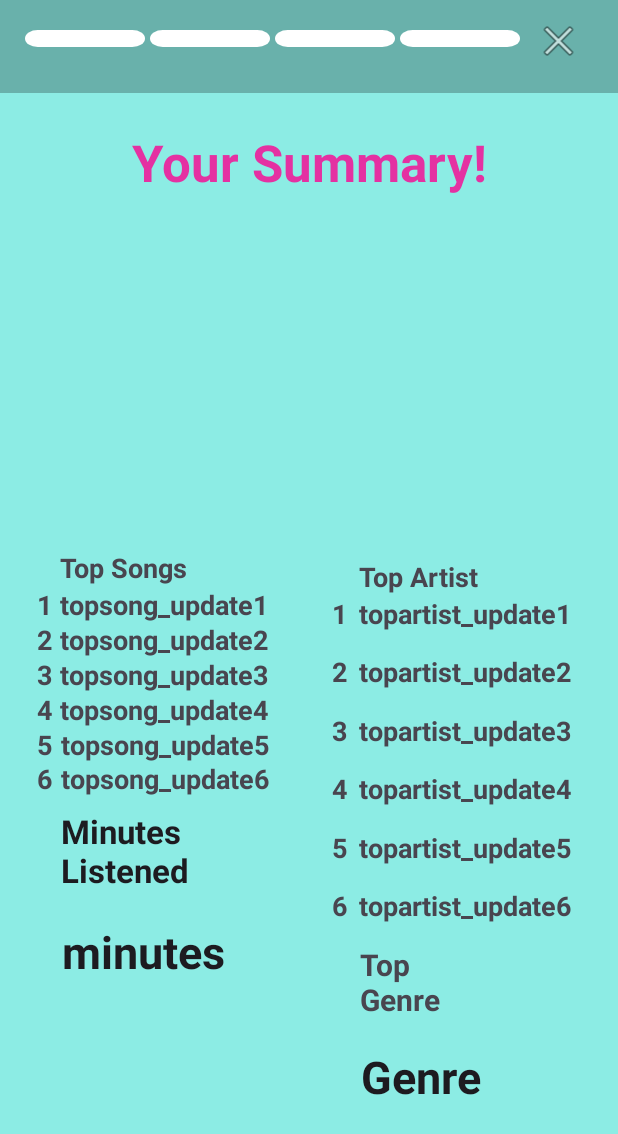
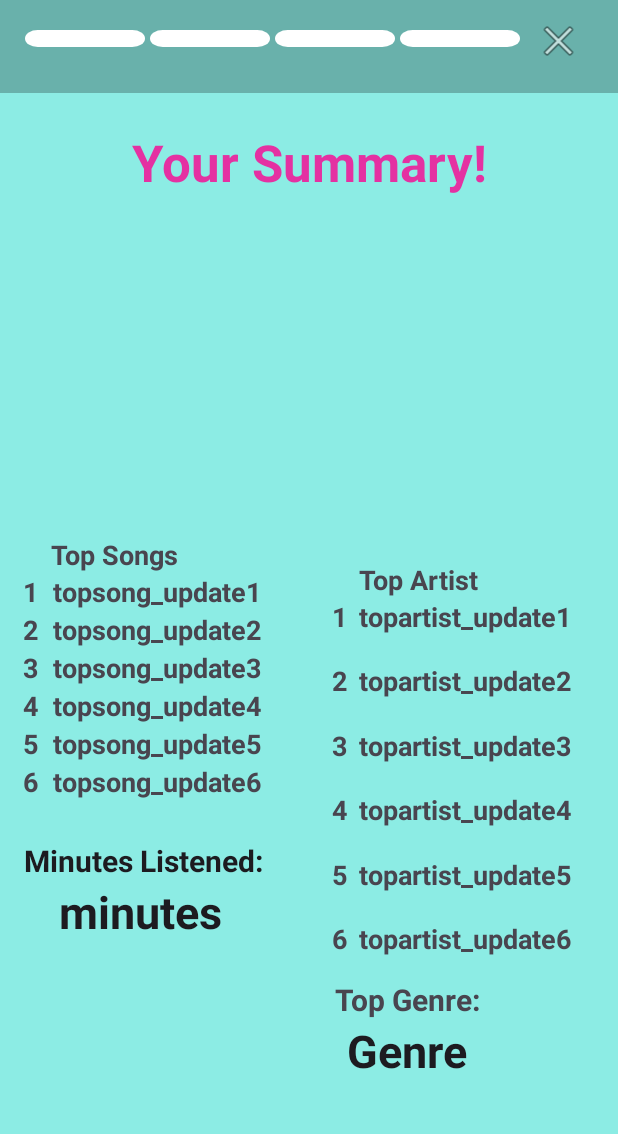
Before and after one commit to tkim602/spotify-wrapped, an Android app: the Summary screen opened directly, with no data from a screen before it, on a phone screen of 412 x 824 dp. Shown: the top 1134 px of the screen. Run offline under Robolectric (Android 15) with nearby library versions, the phone set to English and light mode, and no system bars; our stand-ins replace Room's generated code; libraries missing offline, so code that uses them is left out: org.checkerframework.checker; pictures from the network do not load; 4 statements that could not run were skipped.

Commit message:
SummaryUIoverflowFIX

```diff
--- a/app/src/main/res/layout/summary.xml
+++ b/app/src/main/res/layout/summary.xml
@@ -72,10 +72,10 @@
             android:textStyle="bold"
             app:layout_constraintBottom_toBottomOf="parent"
             app:layout_constraintEnd_toEndOf="parent"
-            app:layout_constraintHorizontal_bias="0.136"
+            app:layout_constraintHorizontal_bias="0.129"
             app:layout_constraintStart_toStartOf="parent"
             app:layout_constraintTop_toBottomOf="@+id/minutesListened"
-            app:layout_constraintVertical_bias="0.104" />
+            app:layout_constraintVertical_bias="0.0" />
 
         <TextView
             android:id="@+id/genretobeupdated"
@@ -87,25 +87,26 @@
             android:textStyle="bold"
             app:layout_constraintBottom_toBottomOf="@+id/nextButton"
             app:layout_constraintEnd_toEndOf="parent"
-            app:layout_constraintHorizontal_bias="0.724"
+            app:layout_constraintHorizontal_bias="0.696"
             app:layout_constraintStart_toStartOf="parent"
             app:layout_constraintTop_toBottomOf="@+id/topGenre"
-            app:layout_constraintVertical_bias="0.168" />
+            app:layout_constraintVertical_bias="0.0" />
 
         <TextView
             android:id="@+id/minutesListened"
             android:layout_width="wrap_content"
             android:layout_height="wrap_content"
-            android:layout_marginTop="192dp"
-            android:text="Minutes\nListened"
+            android:layout_marginTop="5dp"
+            android:text="Minutes Listened:"
             android:textAppearance="@style/TextAppearance.AppCompat.Large"
+            android:textSize="20sp"
             android:textStyle="bold"
             app:layout_constraintBottom_toBottomOf="parent"
             app:layout_constraintEnd_toEndOf="parent"
-            app:layout_constraintHorizontal_bias="0.125"
+            app:layout_constraintHorizontal_bias="0.064"
             app:layout_constraintStart_toStartOf="parent"
-            app:layout_constraintTop_toBottomOf="@+id/artistImage"
-            app:layout_constraintVertical_bias="0.0" />
+            app:layout_constraintTop_toBottomOf="@id/c1"
+            app:layout_constraintVertical_bias="0.08" />
 
         <TextView
             android:id="@+id/topArtistTitle"
@@ -122,31 +123,17 @@
             app:layout_constraintVertical_bias="0.095" />
 
         <TextView
-            android:id="@+id/TopSongTitle"
-            android:layout_width="wrap_content"
-            android:layout_height="wrap_content"
-            android:text="Top Songs"
-            android:textAppearance="@style/TextAppearance.AppCompat.Medium"
-            android:textStyle="bold"
-            app:layout_constraintBottom_toTopOf="@+id/minutesListened"
-            app:layout_constraintEnd_toEndOf="parent"
-            app:layout_constraintHorizontal_bias="0.123"
-            app:layout_constraintStart_toStartOf="parent"
-            app:layout_constraintTop_toBottomOf="@+id/artistImage"
-            app:layout_constraintVertical_bias="0.110000014" />
-
-        <TextView
             android:id="@+id/topGenre"
             android:layout_width="wrap_content"
             android:layout_height="wrap_content"
             android:layout_marginBottom="144dp"
-            android:text="Top\nGenre"
+            android:text="Top Genre:"
             android:textAppearance="@style/TextAppearance.AppCompat.Medium"
-            android:textSize="20dp"
+            android:textSize="20sp"
             android:textStyle="bold"
             app:layout_constraintBottom_toBottomOf="@+id/nextButton"
             app:layout_constraintEnd_toEndOf="parent"
-            app:layout_constraintHorizontal_bias="0.669"
+            app:layout_constraintHorizontal_bias="0.708"
             app:layout_constraintStart_toStartOf="parent"
             app:layout_constraintTop_toBottomOf="@+id/artistImage"
             app:layout_constraintVertical_bias="1.0" />
@@ -209,7 +196,7 @@
 
         <ImageButton
             android:id="@+id/nextButton"
-            android:layout_width="200dp"
+            android:layout_width="100dp"
             android:layout_height="0dp"
             android:background="@null"
             app:layout_constraintBottom_toBottomOf="parent"
@@ -303,35 +290,196 @@
             app:layout_constraintTop_toBottomOf="@+id/topArtistTitle"
             app:layout_constraintVertical_bias="0.937" />
 
+        <androidx.constraintlayout.widget.ConstraintLayout
+            android:id="@+id/c1"
+            android:layout_width="wrap_content"
+            android:layout_height="wrap_content"
+            android:layout_marginTop="10dp"
+            app:layout_constraintEnd_toEndOf="parent"
+            app:layout_constraintHorizontal_bias="0.067"
+            app:layout_constraintStart_toStartOf="parent"
+            app:layout_constraintTop_toBottomOf="@+id/artistImage">
+
+            <TextView
+                android:id="@+id/TopSongTitle"
+                android:layout_width="wrap_content"
+                android:layout_height="wrap_content"
+                android:text="Top Songs"
+                android:textAppearance="@style/TextAppearance.AppCompat.Medium"
+                android:textStyle="bold"
+                app:layout_constraintBottom_toTopOf="@+id/topsong_update1"
+                app:layout_constraintEnd_toEndOf="parent"
+                app:layout_constraintHorizontal_bias="0.2"
+                app:layout_constraintStart_toStartOf="parent"
+                app:layout_constraintTop_toTopOf="parent"
+                app:layout_constraintVertical_bias="1.0" />
+
+            <TextView
+                android:id="@+id/topsong_update1"
+                android:layout_width="160dp"
+                android:layout_height="wrap_content"
+                android:layout_marginTop="24dp"
+                android:ellipsize="end"
+                android:maxLines="2"
+                android:text="topsong_update1"
+                android:textSize="18dp"
+                android:textStyle="bold"
+                app:layout_constraintBottom_toTopOf="@+id/topsong_update2"
+                app:layout_constraintEnd_toEndOf="parent"
+                app:layout_constraintStart_toEndOf="@+id/topsong1"
+                app:layout_constraintTop_toTopOf="parent"
+                app:layout_constraintVertical_bias="0.57" />
+
             <TextView
                 android:id="@+id/topsong1"
                 android:layout_width="wrap_content"
                 android:layout_height="wrap_content"
+                android:layout_marginEnd="10dp"
                 android:text="1"
                 android:textSize="18dp"
                 android:textStyle="bold"
-            app:layout_constraintBottom_toTopOf="@+id/minutesListened"
-            app:layout_constraintEnd_toEndOf="@+id/nextButton"
-            app:layout_constraintHorizontal_bias="0.062"
+                app:layout_constraintBottom_toBottomOf="@+id/topsong_update1"
+                app:layout_constraintEnd_toStartOf="@+id/topsong_update1"
+                app:layout_constraintHorizontal_bias="0.44"
                 app:layout_constraintStart_toStartOf="parent"
-            app:layout_constraintTop_toBottomOf="@+id/TopSongTitle"
-            app:layout_constraintVertical_bias="0.0" />
+                app:layout_constraintTop_toTopOf="@+id/topsong_update1" />
 
             <TextView
-            android:id="@+id/topsong_update1"
+                android:id="@+id/topsong_update3"
+                android:layout_width="160dp"
+                android:layout_height="wrap_content"
+                android:ellipsize="end"
+                android:maxLines="2"
+                android:text="topsong_update3"
+                android:textSize="18dp"
+                android:textStyle="bold"
+                app:layout_constraintBottom_toTopOf="@+id/topsong_update4"
+                app:layout_constraintEnd_toEndOf="parent"
+                app:layout_constraintStart_toEndOf="@+id/topsong3"
+                app:layout_constraintTop_toBottomOf="@+id/topsong_update2" />
+
+            <TextView
+                android:id="@+id/topsong_update4"
+                android:layout_width="160dp"
+                android:layout_height="wrap_content"
+                android:ellipsize="end"
+                android:maxLines="2"
+                android:text="topsong_update4"
+                android:textSize="18dp"
+                android:textStyle="bold"
+                app:layout_constraintBottom_toTopOf="@+id/topsong_update5"
+                app:layout_constraintEnd_toEndOf="parent"
+                app:layout_constraintStart_toEndOf="@+id/topsong4"
+                app:layout_constraintTop_toBottomOf="@+id/topsong_update3" />
+
+            <TextView
+                android:id="@+id/topsong_update5"
+                android:layout_width="160dp"
+                android:layout_height="wrap_content"
+                android:ellipsize="end"
+                android:maxLines="2"
+                android:text="topsong_update5"
+                android:textSize="18dp"
+                android:textStyle="bold"
+                app:layout_constraintBottom_toTopOf="@+id/topsong_update6"
+                app:layout_constraintEnd_toEndOf="parent"
+                app:layout_constraintStart_toEndOf="@+id/topsong5"
+                app:layout_constraintTop_toBottomOf="@+id/topsong_update4" />
+
+            <TextView
+                android:id="@+id/topsong_update6"
+                android:layout_width="160dp"
+                android:layout_height="wrap_content"
+                android:ellipsize="end"
+                android:maxLines="2"
+                android:text="topsong_update6"
+                android:textSize="18dp"
+                android:textStyle="bold"
+                app:layout_constraintBottom_toBottomOf="parent"
+                app:layout_constraintEnd_toEndOf="parent"
+                app:layout_constraintStart_toEndOf="@+id/topsong6"
+                app:layout_constraintTop_toBottomOf="@+id/topsong_update5" />
+
+            <TextView
+                android:id="@+id/topsong2"
                 android:layout_width="wrap_content"
                 android:layout_height="wrap_content"
-            android:text="topsong_update1"
+                android:layout_marginEnd="10dp"
+                android:text="2"
                 android:textSize="18dp"
                 android:textStyle="bold"
-            android:maxLines="1"
+                app:layout_constraintBottom_toBottomOf="@+id/topsong_update2"
+                app:layout_constraintEnd_toStartOf="@+id/topsong_update2"
+                app:layout_constraintStart_toStartOf="parent"
+                app:layout_constraintTop_toTopOf="@+id/topsong_update2" />
+
+            <TextView
+                android:id="@+id/topsong3"
+                android:layout_width="wrap_content"
+                android:layout_height="wrap_content"
+                android:layout_marginEnd="10dp"
+                android:text="3"
+                android:textSize="18dp"
+                android:textStyle="bold"
+                app:layout_constraintBottom_toBottomOf="@+id/topsong_update3"
+                app:layout_constraintEnd_toStartOf="@+id/topsong_update3"
+                app:layout_constraintStart_toStartOf="parent"
+                app:layout_constraintTop_toTopOf="@+id/topsong_update3" />
+
+            <TextView
+                android:id="@+id/topsong4"
+                android:layout_width="wrap_content"
+                android:layout_height="wrap_content"
+                android:layout_marginEnd="10dp"
+                android:text="4"
+                android:textSize="18dp"
+                android:textStyle="bold"
+                app:layout_constraintBottom_toBottomOf="@+id/topsong_update4"
+                app:layout_constraintEnd_toStartOf="@+id/topsong_update4"
+                app:layout_constraintStart_toStartOf="parent"
+                app:layout_constraintTop_toTopOf="@+id/topsong_update4" />
+
+            <TextView
+                android:id="@+id/topsong5"
+                android:layout_width="wrap_content"
+                android:layout_height="wrap_content"
+                android:layout_marginEnd="10dp"
+                android:text="5"
+                android:textSize="18dp"
+                android:textStyle="bold"
+                app:layout_constraintBottom_toBottomOf="@+id/topsong_update5"
+                app:layout_constraintEnd_toStartOf="@+id/topsong_update5"
+                app:layout_constraintStart_toStartOf="parent"
+                app:layout_constraintTop_toTopOf="@+id/topsong_update5" />
+
+            <TextView
+                android:id="@+id/topsong6"
+                android:layout_width="wrap_content"
+                android:layout_height="wrap_content"
+                android:layout_marginEnd="10dp"
+                android:text="6"
+                android:textSize="18dp"
+                android:textStyle="bold"
+                app:layout_constraintBottom_toBottomOf="@+id/topsong_update6"
+                app:layout_constraintEnd_toStartOf="@+id/topsong_update6"
+                app:layout_constraintStart_toStartOf="parent"
+                app:layout_constraintTop_toTopOf="@+id/topsong_update6" />
+
+            <TextView
+                android:id="@+id/topsong_update2"
+                android:layout_width="160dp"
+                android:layout_height="wrap_content"
                 android:ellipsize="end"
-            app:layout_constraintBottom_toTopOf="@+id/minutesListened"
-            app:layout_constraintEnd_toEndOf="@+id/nextButton"
-            app:layout_constraintHorizontal_bias="0.021"
-            app:layout_constraintStart_toEndOf="@+id/topsong1"
-            app:layout_constraintTop_toBottomOf="@+id/TopSongTitle"
-            app:layout_constraintVertical_bias="0.0" />
+                android:maxLines="2"
+                android:text="topsong_update2"
+                android:textSize="18dp"
+                android:textStyle="bold"
+                app:layout_constraintBottom_toTopOf="@+id/topsong_update3"
+                app:layout_constraintEnd_toEndOf="parent"
+                app:layout_constraintStart_toEndOf="@+id/topsong2"
+                app:layout_constraintTop_toBottomOf="@+id/topsong_update1" />
+
+        </androidx.constraintlayout.widget.ConstraintLayout>
 
         <TextView
             android:id="@+id/topartist_update1"
@@ -429,153 +577,5 @@
             app:layout_constraintTop_toBottomOf="@+id/topArtistTitle"
             app:layout_constraintVertical_bias="0.937" />
 
-        <TextView
-            android:id="@+id/topsong_update2"
-            android:layout_width="wrap_content"
-            android:layout_height="wrap_content"
-            android:text="topsong_update2"
-            android:textSize="18dp"
-            android:textStyle="bold"
-            android:maxLines="1"
-            android:ellipsize="end"
-            app:layout_constraintBottom_toTopOf="@+id/minutesListened"
-            app:layout_constraintEnd_toEndOf="@+id/nextButton"
-            app:layout_constraintHorizontal_bias="0.021"
-            app:layout_constraintStart_toEndOf="@+id/topsong2"
-            app:layout_constraintTop_toBottomOf="@+id/TopSongTitle"
-            app:layout_constraintVertical_bias="0.187" />
-
-        <TextView
-            android:id="@+id/topsong_update3"
-            android:layout_width="wrap_content"
-            android:layout_height="wrap_content"
-            android:text="topsong_update3"
-            android:textSize="18dp"
-            android:textStyle="bold"
-            android:maxLines="1"
-            android:ellipsize="end"
-            app:layout_constraintBottom_toTopOf="@+id/minutesListened"
-            app:layout_constraintEnd_toEndOf="@+id/nextButton"
-            app:layout_constraintHorizontal_bias="0.021"
-            app:layout_constraintStart_toEndOf="@+id/topsong3"
-            app:layout_constraintTop_toBottomOf="@+id/TopSongTitle"
-            app:layout_constraintVertical_bias="0.375" />
-
-        <TextView
-            android:id="@+id/topsong_update4"
-            android:layout_width="wrap_content"
-            android:layout_height="wrap_content"
-            android:text="topsong_update4"
-            android:textSize="18dp"
-            android:textStyle="bold"
-            android:maxLines="1"
-            android:ellipsize="end"
-            app:layout_constraintBottom_toTopOf="@+id/minutesListened"
-            app:layout_constraintEnd_toEndOf="@+id/nextButton"
-            app:layout_constraintHorizontal_bias="0.021"
-            app:layout_constraintStart_toEndOf="@+id/topsong4"
-            app:layout_constraintTop_toBottomOf="@+id/TopSongTitle"
-            app:layout_constraintVertical_bias="0.562" />
-
-        <TextView
-            android:id="@+id/topsong_update5"
-            android:layout_width="wrap_content"
-            android:layout_height="wrap_content"
-            android:text="topsong_update5"
-            android:textSize="18dp"
-            android:textStyle="bold"
-            android:maxLines="1"
-            android:ellipsize="end"
-            app:layout_constraintBottom_toTopOf="@+id/minutesListened"
-            app:layout_constraintEnd_toEndOf="@+id/nextButton"
-            app:layout_constraintHorizontal_bias="0.025"
-            app:layout_constraintStart_toEndOf="@+id/topsong5"
-            app:layout_constraintTop_toBottomOf="@+id/TopSongTitle"
-            app:layout_constraintVertical_bias="0.75" />
-
-        <TextView
-            android:id="@+id/topsong_update6"
-            android:layout_width="wrap_content"
-            android:layout_height="wrap_content"
-            android:text="topsong_update6"
-            android:textSize="18dp"
-            android:textStyle="bold"
-            android:maxLines="1"
-            android:ellipsize="end"
-            app:layout_constraintBottom_toTopOf="@+id/minutesListened"
-            app:layout_constraintEnd_toEndOf="@+id/nextButton"
-            app:layout_constraintHorizontal_bias="0.025"
-            app:layout_constraintStart_toEndOf="@+id/topsong6"
-            app:layout_constraintTop_toBottomOf="@+id/TopSongTitle"
-            app:layout_constraintVertical_bias="0.937" />
-
-        <TextView
-            android:id="@+id/topsong2"
-            android:layout_width="wrap_content"
-            android:layout_height="wrap_content"
-            android:text="2"
-            android:textSize="18dp"
-            android:textStyle="bold"
-            app:layout_constraintBottom_toTopOf="@+id/minutesListened"
-            app:layout_constraintEnd_toEndOf="@+id/nextButton"
-            app:layout_constraintHorizontal_bias="0.062"
-            app:layout_constraintStart_toStartOf="parent"
-            app:layout_constraintTop_toBottomOf="@+id/TopSongTitle"
-            app:layout_constraintVertical_bias="0.187" />
-
-        <TextView
-            android:id="@+id/topsong3"
-            android:layout_width="wrap_content"
-            android:layout_height="wrap_content"
-            android:text="3"
-            android:textSize="18dp"
-            android:textStyle="bold"
-            app:layout_constraintBottom_toTopOf="@+id/minutesListened"
-            app:layout_constraintEnd_toEndOf="@+id/nextButton"
-            app:layout_constraintHorizontal_bias="0.062"
-            app:layout_constraintStart_toStartOf="parent"
-            app:layout_constraintTop_toBottomOf="@+id/TopSongTitle"
-            app:layout_constraintVertical_bias="0.375" />
-
-        <TextView
-            android:id="@+id/topsong4"
-            android:layout_width="wrap_content"
-            android:layout_height="wrap_content"
-            android:text="4"
-            android:textSize="18dp"
-            android:textStyle="bold"
-            app:layout_constraintBottom_toTopOf="@+id/minutesListened"
-            app:layout_constraintEnd_toEndOf="@+id/nextButton"
-            app:layout_constraintHorizontal_bias="0.062"
-            app:layout_constraintStart_toStartOf="parent"
-            app:layout_constraintTop_toBottomOf="@+id/TopSongTitle"
-            app:layout_constraintVertical_bias="0.562" />
-        <TextView
-            android:id="@+id/topsong5"
-            android:layout_width="wrap_content"
-            android:layout_height="wrap_content"
-            android:text="5"
-            android:textSize="18dp"
-            android:textStyle="bold"
-            app:layout_constraintBottom_toTopOf="@+id/minutesListened"
-            app:layout_constraintEnd_toEndOf="@+id/nextButton"
-            app:layout_constraintHorizontal_bias="0.062"
-            app:layout_constraintStart_toStartOf="parent"
-            app:layout_constraintTop_toBottomOf="@+id/TopSongTitle"
-            app:layout_constraintVertical_bias="0.75" />
-
-        <TextView
-            android:id="@+id/topsong6"
-            android:layout_width="wrap_content"
-            android:layout_height="wrap_content"
-            android:text="6"
-            android:textSize="18dp"
-            android:textStyle="bold"
-            app:layout_constraintBottom_toTopOf="@+id/minutesListened"
-            app:layout_constraintEnd_toEndOf="@+id/nextButton"
-            app:layout_constraintHorizontal_bias="0.062"
-            app:layout_constraintStart_toStartOf="parent"
-            app:layout_constraintTop_toBottomOf="@+id/TopSongTitle"
-            app:layout_constraintVertical_bias="0.937" />
     </androidx.constraintlayout.widget.ConstraintLayout>
 </LinearLayout>
```
Lines whose indentation alone changed are shown as unchanged.
